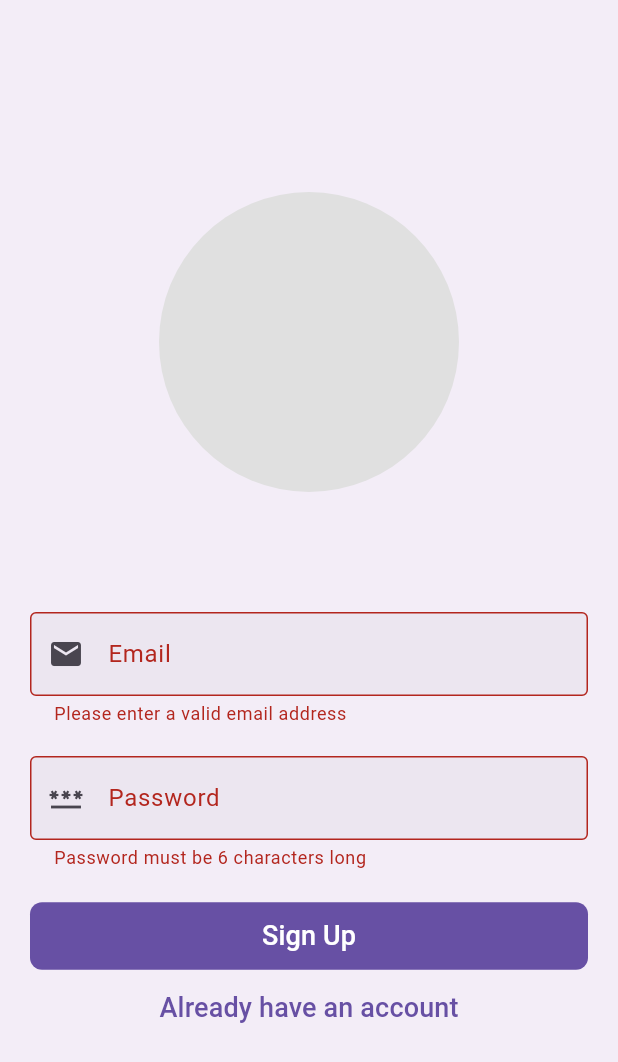
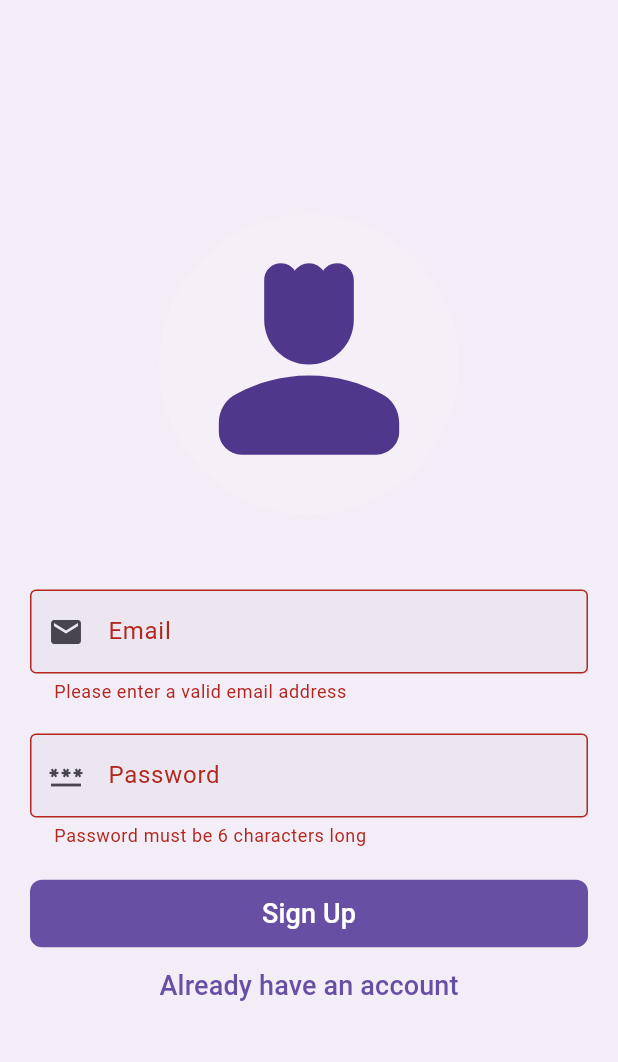
Before and after one commit to hirdeshx01/chat-app, a Flutter app: the screen it shows after launch, after a tap on "Login", after a tap on "Create an account", on a phone screen of 412 x 824 dp. Shown: the top 1062 px of the screen. Run offline on Flutter 3.47's test engine with Material 3 defaults, Android fonts, the phone set to English and light mode, and no system bars; our stand-ins replace firebase_auth, firebase_core, image_picker; accounts and stored records are empty.

Commit message:
add icon to image picker circular avatar

```diff
--- a/lib/screens/auth_screen.dart
+++ b/lib/screens/auth_screen.dart
@@ -68,13 +68,14 @@ class _AuthScreenState extends State<AuthScreen> {
               Image.asset(
                 'assets/images/chat.png',
                 width: 200,
+                height: 200,
               ),
             Form(
                 key: _form,
                 child: Column(
                   children: [
                     if (!_isLogin) const UserImagePicker(),
-                    const SizedBox(height: 80),
+                    const SizedBox(height: 50),
                     TextFormField(
                       decoration: InputDecoration(
                         labelText: 'Email',
--- a/lib/widgets/user_image_picker.dart
+++ b/lib/widgets/user_image_picker.dart
@@ -37,9 +37,13 @@ class _UserImagePickerState extends State<UserImagePicker> {
       onTap: _pickImage,
       child: CircleAvatar(
         radius: 100,
-        backgroundColor: Colors.grey[300],
+        backgroundColor: Theme.of(context).colorScheme.onInverseSurface,
         foregroundImage:
             _pickedImageFile != null ? FileImage(_pickedImageFile!) : null,
+        child: const Icon(
+          Icons.person_4_rounded,
+          size: 180,
+        ),
       ),
     );
   }
```
